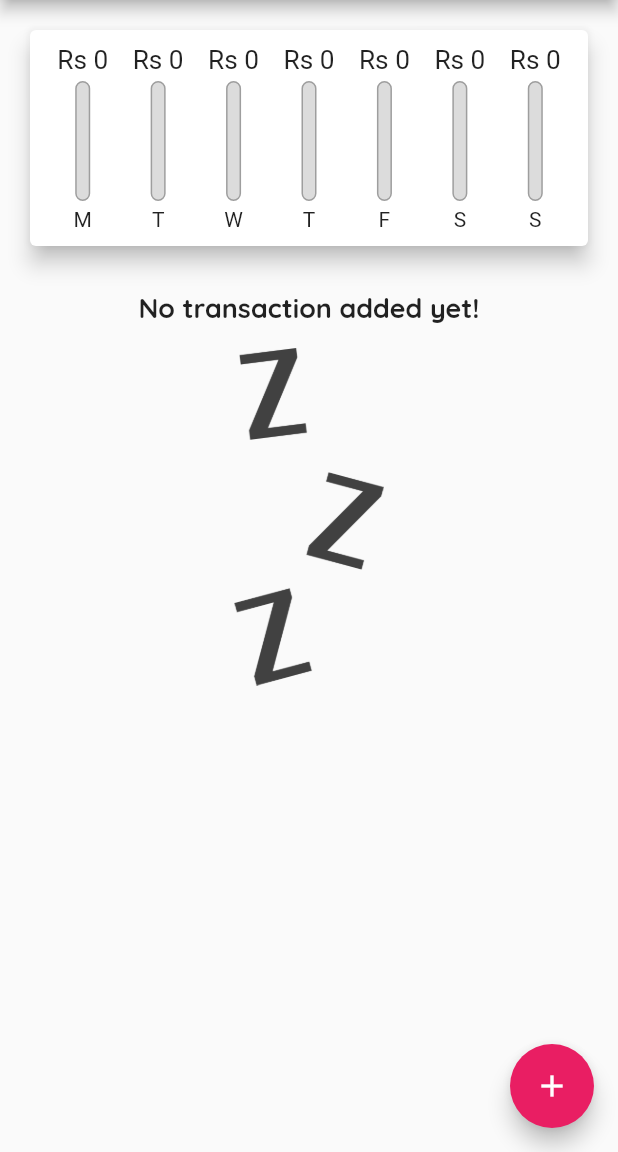
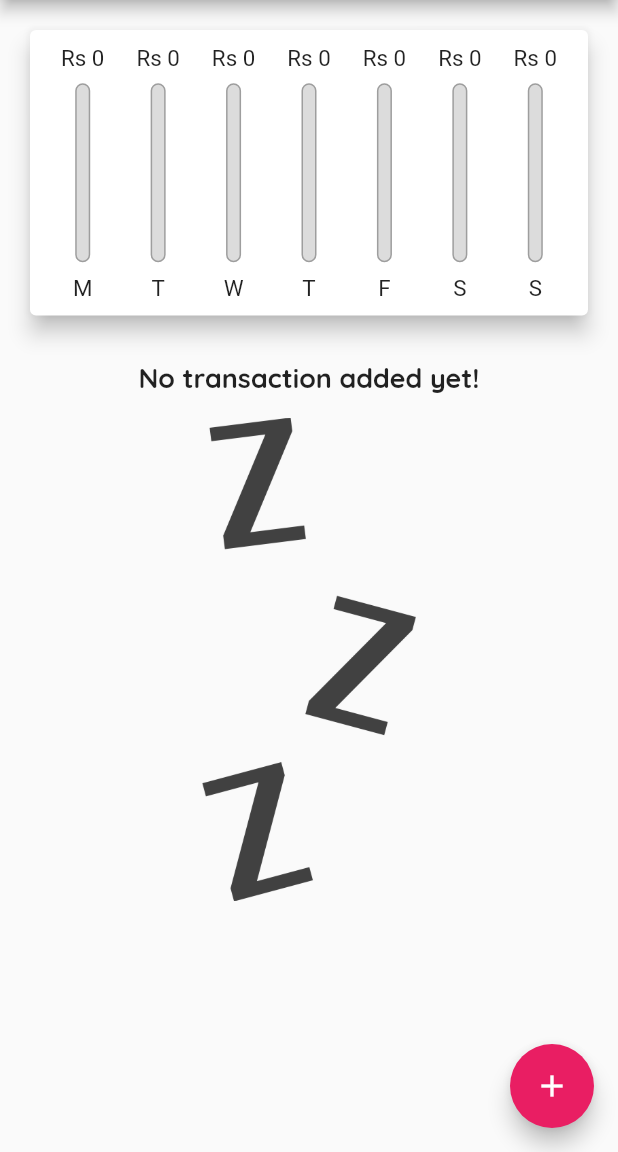
Before and after one commit to Miroj-Chamling/Expense_recorder, a Flutter app: the screen it shows after launch, on a phone screen of 412 x 824 dp, the part 84-1236 px from its top. Run offline on Flutter 3.47's test engine with Material 2 defaults, Android fonts, the phone set to English and light mode, and no system bars.

Commit message:
Responsive

```diff
--- a/lib/main.dart
+++ b/lib/main.dart
@@ -8,7 +8,12 @@ import 'package:flutter/material.dart';
 import './Models/transaction.dart';
 import './widgets/chart.dart';
 
-void main() => runApp(MyApp());
+void main() {
+  // WidgetsFlutterBinding.ensureInitialized();
+  // SystemChrome.setPreferredOrientations(
+  //     [DeviceOrientation.portraitUp, DeviceOrientation.portraitDown]);
+  runApp(MyApp());
+}
 
 class MyApp extends StatelessWidget {
   @override
@@ -63,6 +68,9 @@ class _MyHomePageState extends State<MyHomePage> {
     ),
     */
   ];
+
+  bool _showChart = false;
+
   List<Transaction> get _recentTransactions {
     return _userTransacations.where((tx) {
       return tx.date.isAfter(
@@ -107,8 +115,10 @@ class _MyHomePageState extends State<MyHomePage> {
 
   @override
   Widget build(BuildContext context) {
-    return Scaffold(
-      appBar: AppBar(
+    final isLandscape =
+        MediaQuery.of(context).orientation == Orientation.landscape;
+
+    final appBar = AppBar(
       title: Text(
         'Expense Recorder',
       ),
@@ -118,14 +128,55 @@ class _MyHomePageState extends State<MyHomePage> {
           icon: Icon(Icons.add),
         )
       ],
-      ),
+    );
+    final txListWidget = Container(
+      height: (MediaQuery.of(context).size.height -
+              appBar.preferredSize.height -
+              MediaQuery.of(context).padding.top) *
+          0.7,
+      child: TransactionList(_userTransacations, _deleteTransaction),
+    );
+
+    return Scaffold(
+      appBar: appBar,
       body: SingleChildScrollView(
         child: Column(
           mainAxisAlignment: MainAxisAlignment.start,
           crossAxisAlignment: CrossAxisAlignment.stretch,
           children: [
-            Chart(_recentTransactions),
-            TransactionList(_userTransacations, _deleteTransaction),
+            if (isLandscape)
+              Row(
+                mainAxisAlignment: MainAxisAlignment.center,
+                children: [
+                  Text('Show Chart'),
+                  Switch(
+                      value: _showChart,
+                      onChanged: (val) {
+                        setState(() {
+                          _showChart = val;
+                        });
+                      }),
+                ],
+              ),
+            if (!isLandscape)
+              Container(
+                height: (MediaQuery.of(context).size.height -
+                        appBar.preferredSize.height -
+                        MediaQuery.of(context).padding.top) *
+                    0.3,
+                child: Chart(_recentTransactions),
+              ),
+            if (!isLandscape) txListWidget,
+            if (isLandscape)
+              _showChart
+                  ? Container(
+                      height: (MediaQuery.of(context).size.height -
+                              appBar.preferredSize.height -
+                              MediaQuery.of(context).padding.top) *
+                          0.7,
+                      child: Chart(_recentTransactions),
+                    )
+                  : txListWidget,
           ],
         ),
       ),
--- a/lib/widgets/chart.dart
+++ b/lib/widgets/chart.dart
@@ -43,7 +43,7 @@ class Chart extends StatelessWidget {
     return Card(
       elevation: 6,
       margin: EdgeInsets.all(20),
-      child: Container(
+      child: Padding(
         padding: EdgeInsets.all(10),
         child: Row(
           mainAxisAlignment: MainAxisAlignment.spaceAround,
--- a/lib/widgets/chart_bar.dart
+++ b/lib/widgets/chart_bar.dart
@@ -1,4 +1,5 @@
 import 'package:flutter/material.dart';
+import 'package:flutter/rendering.dart';
 
 class ChartBar extends StatelessWidget {
   final String label;
@@ -9,19 +10,20 @@ class ChartBar extends StatelessWidget {
 
   @override
   Widget build(BuildContext context) {
+    return LayoutBuilder(builder: (ctx, Constraints) {
       return Column(
         children: [
           Container(
-          height: 20,
+            height: Constraints.maxHeight * 0.1,
             child: FittedBox(
               child: Text('Rs ${spendingAmount.toStringAsFixed(0)}'),
             ),
           ),
           SizedBox(
-          height: 4,
+            height: Constraints.maxHeight * 0.05,
           ),
           Container(
-          height: 80,
+            height: Constraints.maxHeight * 0.7,
             width: 10,
             child: Stack(
               children: [
@@ -48,10 +50,16 @@ class ChartBar extends StatelessWidget {
             ),
           ),
           SizedBox(
-          height: 4,
+            height: Constraints.maxHeight * 0.05,
           ),
-        Text(label),
+          Container(
+            height: Constraints.maxHeight * 0.1,
+            child: FittedBox(
+              child: Text(label),
+            ),
+          ),
         ],
       );
+    });
   }
 }
--- a/lib/widgets/transaction_list.dart
+++ b/lib/widgets/transaction_list.dart
@@ -9,10 +9,9 @@ class TransactionList extends StatelessWidget {
   TransactionList(this.transactions, this.deleteTx);
   @override
   Widget build(BuildContext context) {
-    return Container(
-      height: 550,
-      child: transactions.isEmpty
-          ? Column(
+    return transactions.isEmpty
+        ? LayoutBuilder(builder: (ctx, Constraints) {
+            return Column(
               children: [
                 SizedBox(
                   height: 10,
@@ -25,13 +24,14 @@ class TransactionList extends StatelessWidget {
                   height: 15,
                 ),
                 Container(
-                    height: 225,
+                    height: Constraints.maxHeight * 0.6,
                     child: Image.asset(
                       'assets/images/waiting.png',
                       fit: BoxFit.cover,
                     )),
               ],
-            )
+            );
+          })
         : ListView.builder(
             itemBuilder: (ctx, index) {
               return Card(
@@ -62,7 +62,6 @@ class TransactionList extends StatelessWidget {
               );
             },
             itemCount: transactions.length,
-            ),
           );
   }
 }
```
Lines whose indentation alone changed are shown as unchanged.
